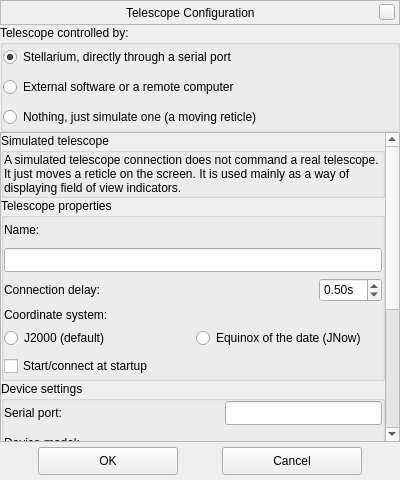
AlBannaTechno/stellarium, file plugins/TelescopeControl/src/gui/telescopePropertiesWindow.ui: the form before one commit.
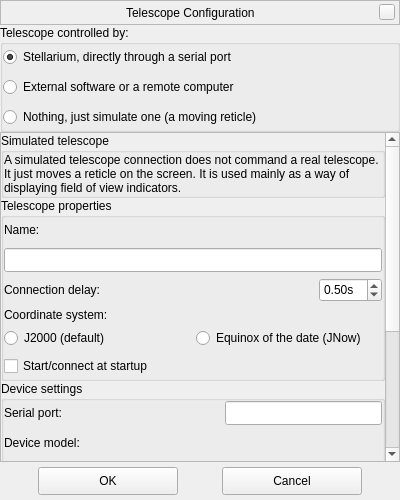
The form after the commit. Custom widgets are drawn as their Qt base class.

Commit message: TelescopeControl: improved the GUI handling of the virtual telescope special case

Diff of the .ui file:
```diff
--- a/plugins/TelescopeControl/src/gui/telescopePropertiesWindow.ui
+++ b/plugins/TelescopeControl/src/gui/telescopePropertiesWindow.ui
@@ -10,7 +10,7 @@
     <x>0</x>
     <y>0</y>
     <width>400</width>
-    <height>480</height>
+    <height>500</height>
    </rect>
   </property>
   <property name="sizePolicy">
@@ -22,7 +22,7 @@
   <property name="minimumSize">
    <size>
     <width>400</width>
-    <height>480</height>
+    <height>500</height>
    </size>
   </property>
   <property name="windowTitle">
```
The commit also changes 1 other file.
